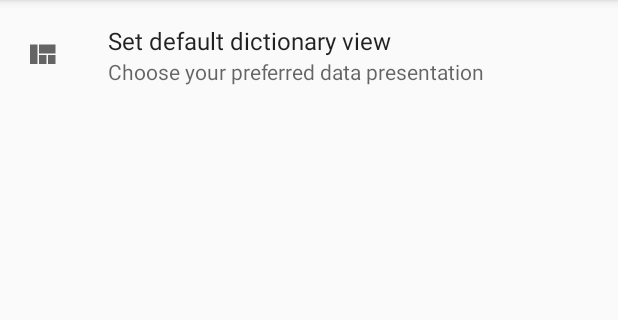
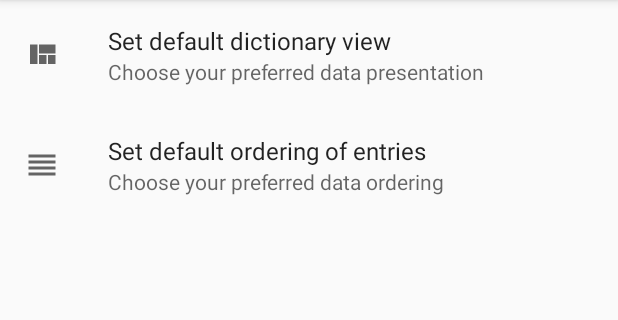
Before and after one commit to cheapmon/balalaika, an Android app: the fragment PreferencesFragment shown on its own in the app's theme, on a phone screen of 412 x 824 dp, the part 84-404 px from its top. Run offline under Robolectric (Android 15) with nearby library versions, the phone set to English and light mode, and no system bars; our stand-ins replace Room's generated code, androidx.preference.

Commit message:
order: Add ordering preference

```diff
--- a/app/src/main/java/com/github/cheapmon/balalaika/ui/preferences/PreferencesFragment.kt
+++ b/app/src/main/java/com/github/cheapmon/balalaika/ui/preferences/PreferencesFragment.kt
@@ -29,6 +29,15 @@ class PreferencesFragment : PreferenceFragmentCompat() {
                 entryValues = ids.toTypedArray()
             }
         }
+        findPreference<ListPreference>("order_by")?.apply {
+            viewLifecycleOwner.lifecycleScope.launch {
+                val categories = withContext(Dispatchers.IO) {
+                    BalalaikaDatabase.instance.categoryDao().getOrdered().map { it.id to it.name }
+                } + listOf("default" to "Default")
+                entries = categories.map { it.second }.toTypedArray()
+                entryValues = categories.map { it.first }.toTypedArray()
+            }
+        }
         return view
     }
 }
--- a/app/src/main/res/xml/preferences.xml
+++ b/app/src/main/res/xml/preferences.xml
@@ -5,11 +5,22 @@
         app:key="default_view"
         app:title="Set default dictionary view"
         app:summary="Choose your preferred data presentation"
-        app:dialogTitle="DictionaryView"
+        app:dialogTitle="Dictionary View"
         app:dialogIcon="@drawable/ic_baseline_view_quilt_24"
         app:icon="@drawable/ic_baseline_view_quilt_24"
         app:entries="@array/preferences_default_view"
         app:entryValues="@array/preferences_default_view"
         app:defaultValue="all" />
 
+    <ListPreference
+        app:key="order_by"
+        app:title="Set default ordering of entries"
+        app:summary="Choose your preferred data ordering"
+        app:dialogTitle="Order by"
+        app:dialogIcon="@drawable/ic_baseline_reorder_24"
+        app:icon="@drawable/ic_baseline_reorder_24"
+        app:entries="@array/preferences_default_view"
+        app:entryValues="@array/preferences_default_view"
+        app:defaultValue="default" />
+
 </PreferenceScreen>
```
Also changed, not shown: app/src/main/java/com/github/cheapmon/balalaika/MainActivity.kt (+9 -10 lines), app/src/main/java/com/github/cheapmon/balalaika/ui/home/OrderByDialog.kt (+5 -3 lines).
